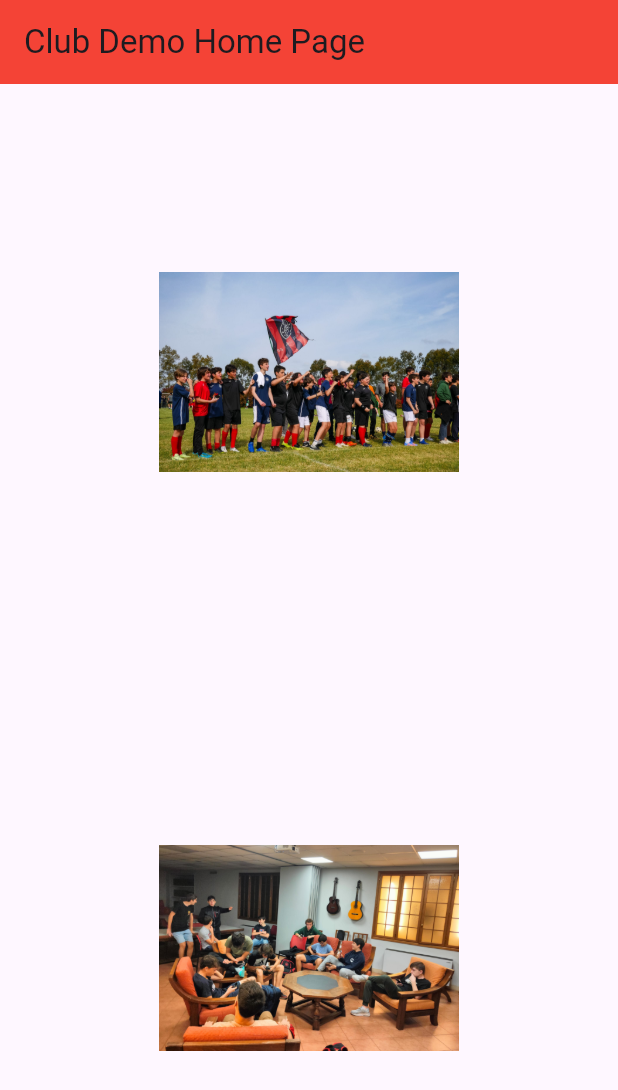
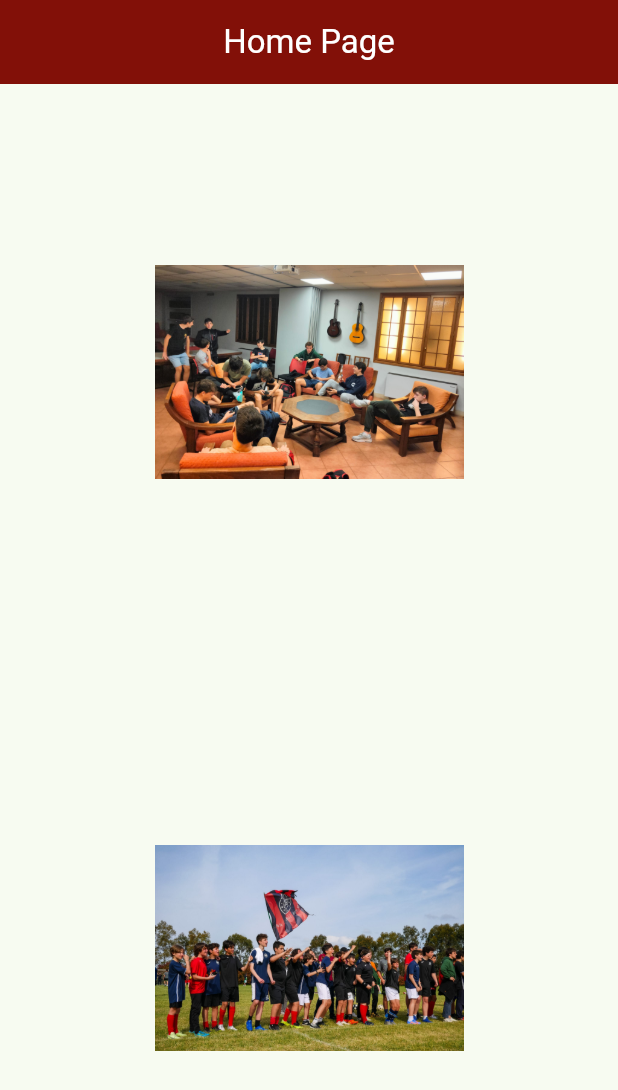
Before and after one commit to frax01/Club, a Flutter app: the screen it shows after launch, on a phone screen of 412 x 824 dp. Shown: the top 1090 px of the screen. Run offline on Flutter 3.47's test engine with Material 3 defaults, Android fonts, the phone set to English and light mode, and no system bars.

Commit message:
clubPage fm

```diff
--- /dev/null
+++ b/lib/functions/button.dart
@@ -0,0 +1,73 @@
+import 'package:flutter/material.dart';
+
+class ClubButton extends StatefulWidget {
+  const ClubButton({super.key});
+
+  @override
+  State<ClubButton> createState() => ClubButtonState();
+}
+
+class ClubButtonState extends State<ClubButton> {
+
+  void _clubPage() {
+    setState(() {
+      Navigator.pushNamed(context, '/club');
+    });
+  }
+
+  @override
+  Widget build(BuildContext context) {
+    var size = MediaQuery.of(context).size;
+    var height = size.height;
+    var width = size.width;
+    var appBarHeight = AppBar().preferredSize.height;
+    return GestureDetector(
+      onTap: _clubPage,
+      child: Column(
+        children: <Widget>[
+          Image(
+            image: const AssetImage('images/Tiber.jpg'),
+            height: height / 2 - appBarHeight,
+            width: width / 2,
+          ),
+        ],
+      ),
+    );
+  }
+}
+
+class FootballButton extends StatefulWidget {
+  const FootballButton({super.key});
+
+  @override
+  State<FootballButton> createState() => FootballButtonState();
+}
+
+class FootballButtonState extends State<FootballButton> {
+
+  void _footballPage() {
+    setState(() {
+      Navigator.pushNamed(context, '/football');
+    });
+  }
+
+  @override
+  Widget build(BuildContext context) {
+    var size = MediaQuery.of(context).size;
+    var height = size.height;
+    var width = size.width;
+    var appBarHeight = AppBar().preferredSize.height;
+    return GestureDetector(
+      onTap: _footballPage,
+      child: Column(
+        children: <Widget>[
+          Image(
+            image: const AssetImage('images/CC.jpeg'),
+            height: height / 2 - appBarHeight,
+            width: width / 2,
+          ),
+        ],
+      ),
+    );
+  }
+}
--- a/lib/main.dart
+++ b/lib/main.dart
@@ -1,5 +1,7 @@
+import 'package:club/pages/football.dart';
 import 'package:flutter/material.dart';
-//import 'route.dart';
+import 'functions/button.dart';
+import 'pages/club.dart';
 
 void main() {
   runApp(const MyApp());
@@ -8,7 +10,6 @@ void main() {
 class MyApp extends StatelessWidget {
   const MyApp({super.key});
 
-  // This widget is the root of your application.
   @override
   Widget build(BuildContext context) {
     return MaterialApp(
@@ -17,7 +18,12 @@ class MyApp extends StatelessWidget {
         colorScheme: ColorScheme.fromSeed(seedColor: Colors.green),
         useMaterial3: true,
       ),
-      home: const HomePage(title: 'Club Demo Home Page'),
+      home: const HomePage(title: 'Home Page'),
+      initialRoute: '/',
+      routes: {
+        '/club': (context) => const ClubPage(title: 'Tiber Club'),
+        '/football': (context) => const FootballPage(title: 'ASD Tiber Club'),
+      },
     );
   }
 }
@@ -27,18 +33,13 @@ class HomePage extends StatelessWidget {
 
   final String title;
 
-  //void _footballPage() {
-  //  var x = 1;
-  //}
-
-  // This widget is the root of your application.
   @override
   Widget build(BuildContext context) {
-    return MaterialApp(
-        home: Scaffold(
+    return Scaffold(
             appBar: AppBar(
-              title: Text(title),
-              backgroundColor: Colors.red,
+              title: Text(title, style: const TextStyle(color: Colors.white)),
+              backgroundColor: const Color.fromARGB(255, 130, 16, 8),
+              centerTitle: true,
             ),
             body: const Center(
               child: Column(
@@ -49,72 +50,6 @@ class HomePage extends StatelessWidget {
                   FootballButton(),
                 ],
               ),
-            )
-        )
-    );
+            ));
   }
 }
-
-class ClubButton extends StatefulWidget {
-  const ClubButton({super.key});
-
-  @override
-  State<ClubButton> createState() => ClubButtonState();
-}
-
-class ClubButtonState extends State<ClubButton> {
-  //bool _active = false;
-  void _clubPage() {
-    setState(() {
-      //_active = !_active;
-    });
-  }
-
-  @override
-  Widget build(BuildContext context) {
-    return GestureDetector(
-      onTap: _clubPage,
-      child: Column(
-        children: <Widget>[
-          Image(
-            image: AssetImage('images/CC.jpeg'),
-            width: 200,
-            height: 200,
-          ),
-        ],
-      ),
-    );
-  }
-}
-
-class FootballButton extends StatefulWidget {
-  const FootballButton({super.key});
-
-  @override
-  State<FootballButton> createState() => FootballButtonState();
-}
-
-class FootballButtonState extends State<FootballButton> {
-  //bool _active = false;
-  void _footballPage() {
-    setState(() {
-      //_active = !_active;
-    });
-  }
-
-  @override
-  Widget build(BuildContext context) {
-    return GestureDetector(
-      onTap: _footballPage,
-      child: Column(
-        children: <Widget>[
-          Image(
-            image: AssetImage('images/Tiber.jpg'),
-            width: 200,
-            height: 200,
-          ),
-        ],
-      ),
-    );
-  }
-}
```
Also changed, not shown: lib/pages/club.dart (added, +77 -0 lines), lib/pages/football.dart (added, +23 -0 lines).
